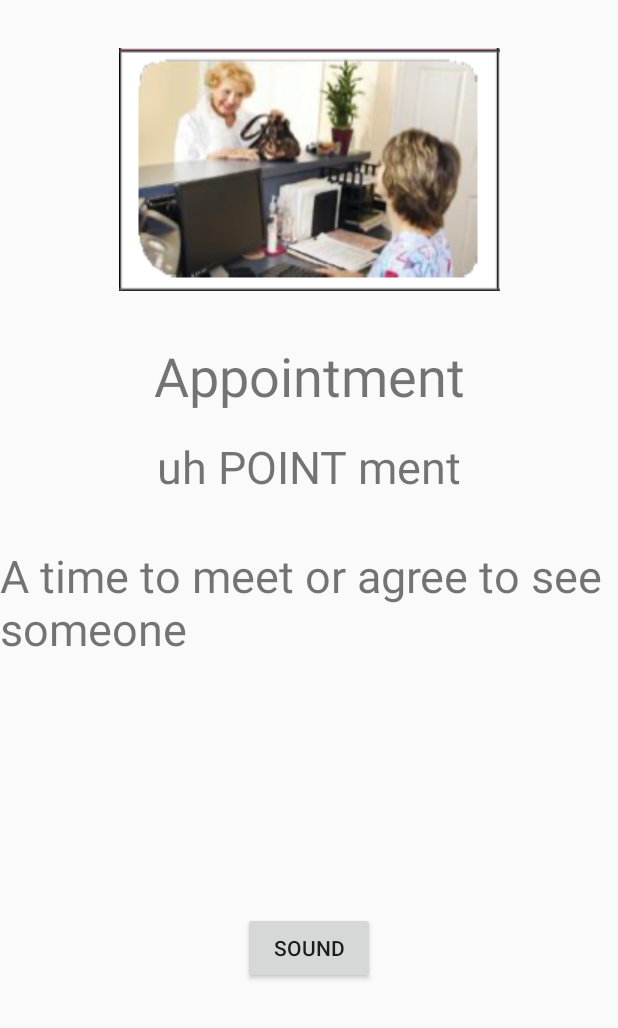
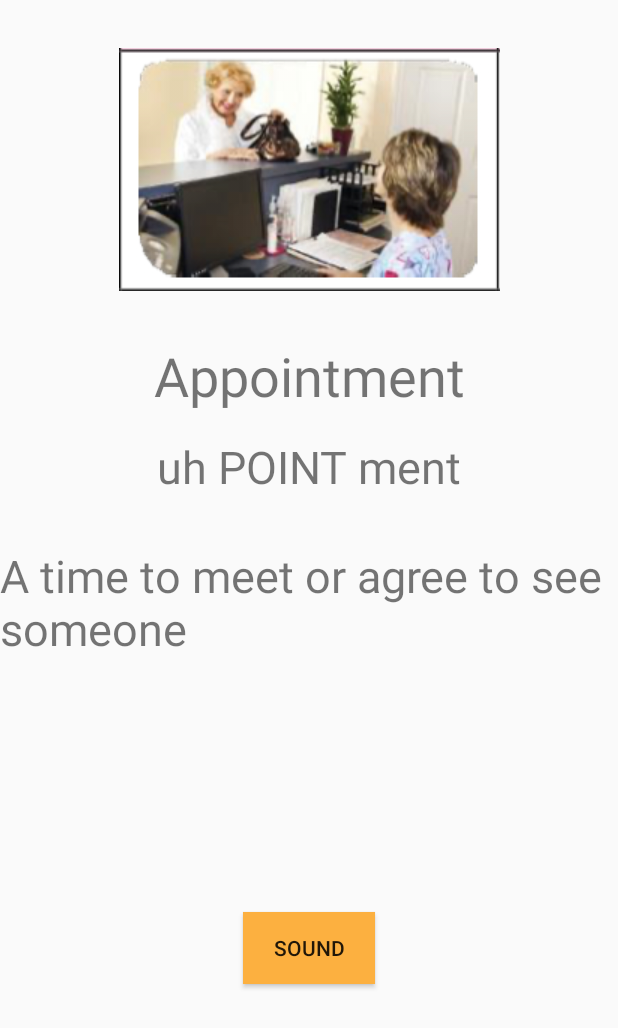
Before and after one commit to Jack-Stoetzel/COSC330, an Android app: the WordDisplay screen opened directly, with no data from a screen before it, on a phone screen of 412 x 824 dp. Shown: the top 1028 px of the screen. Run offline under Robolectric (Android 15) with nearby library versions, the phone set to English and light mode, and no system bars.

Commit message:
Added color to button

```diff
--- a/Project1/app/src/main/res/layout/activity_word_display.xml
+++ b/Project1/app/src/main/res/layout/activity_word_display.xml
@@ -58,8 +58,9 @@
         android:id="@+id/soundButton"
         android:layout_width="wrap_content"
         android:layout_height="wrap_content"
+        android:background="@color/colorAccent"
         android:onClick="onClick"
-        android:text="Sound"
+        android:text="@string/sound"
         app:layout_constraintBottom_toBottomOf="parent"
         app:layout_constraintEnd_toEndOf="parent"
         app:layout_constraintStart_toStartOf="parent"
--- a/Project1/app/src/main/res/values/strings.xml
+++ b/Project1/app/src/main/res/values/strings.xml
@@ -150,6 +150,7 @@
     </string-array>
 
     <string name="blank">Blank</string>
+    <string name="sound">Sound</string>
     <string name="slogo">Wellness Logo</string>
     <string name="login">Log-In</string>
     <string name="email">Email</string>
```
